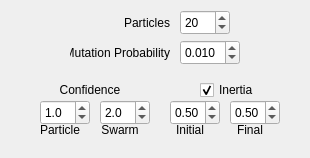
This is _AlgorithmsPlugins/Maximizers/paramsParticles.ui in b4silio/MLDemos as Qt 5 draws it before an edit. The edited form follows.
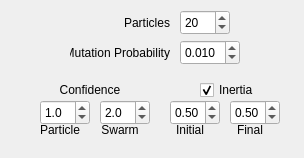
This is the edited form.

Patch:
```diff
--- a/_AlgorithmsPlugins/Maximizers/paramsParticles.ui
+++ b/_AlgorithmsPlugins/Maximizers/paramsParticles.ui
@@ -6,7 +6,7 @@
    <rect>
     <x>0</x>
     <y>0</y>
-    <width>310</width>
+    <width>304</width>
     <height>158</height>
    </rect>
   </property>
```
